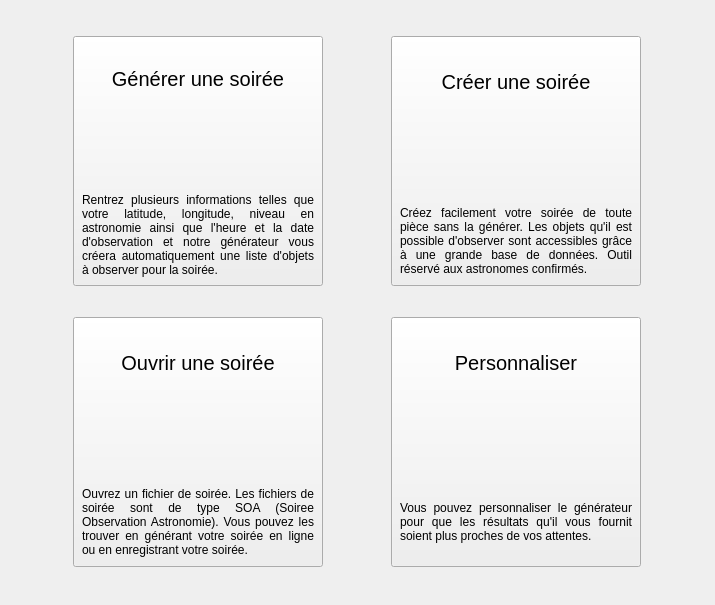
Above: src/libastrogeneratorgui/homewidget.ui from bterrier/astrogenerator before the change. Below: the same form after it.
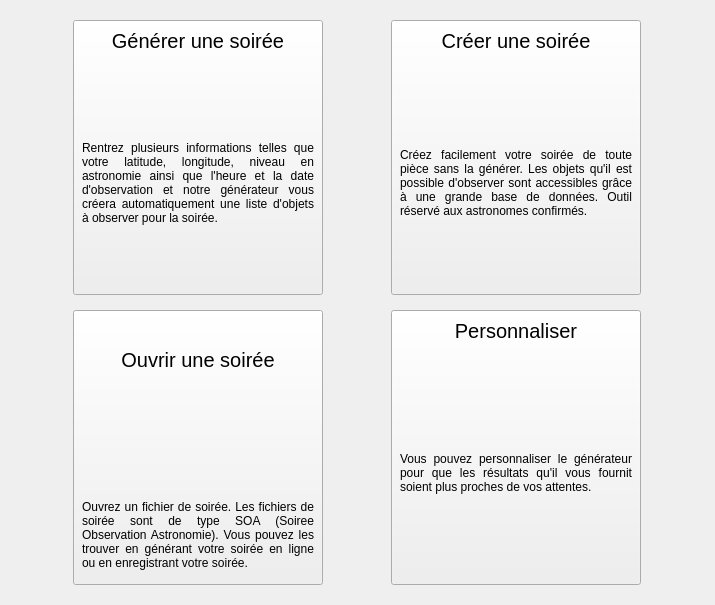
That is the form after the change. Icons and pictures are not drawn.

Commit message:
Fix Home Widget layout
Fixed for now, but the layout icon/button sizes are hardcoded which might
still create issues on systems with different fonts.

Diff of the .ui file:
```diff
--- a/src/libastrogeneratorgui/homewidget.ui
+++ b/src/libastrogeneratorgui/homewidget.ui
@@ -25,7 +25,7 @@
      <property name="maximumSize">
       <size>
        <width>250</width>
-       <height>250</height>
+       <height>275</height>
       </size>
      </property>
      <layout class="QVBoxLayout" name="vLayout1">
@@ -56,6 +56,12 @@
       </item>
       <item>
        <widget class="QLabel" name="lblSettingsDesc">
+        <property name="sizePolicy">
+         <sizepolicy hsizetype="Preferred" vsizetype="MinimumExpanding">
+          <horstretch>0</horstretch>
+          <verstretch>0</verstretch>
+         </sizepolicy>
+        </property>
         <property name="text">
          <string>Vous pouvez personnaliser le générateur pour que les résultats qu'il vous fournit soient plus proches de vos attentes.</string>
         </property>
@@ -81,7 +87,7 @@
      <property name="maximumSize">
       <size>
        <width>250</width>
-       <height>250</height>
+       <height>275</height>
       </size>
      </property>
      <layout class="QVBoxLayout" name="vLayout2">
@@ -112,6 +118,12 @@
       </item>
       <item>
        <widget class="QLabel" name="lblGenDesc">
+        <property name="sizePolicy">
+         <sizepolicy hsizetype="Preferred" vsizetype="MinimumExpanding">
+          <horstretch>0</horstretch>
+          <verstretch>0</verstretch>
+         </sizepolicy>
+        </property>
         <property name="text">
          <string>Rentrez plusieurs informations telles que votre latitude, longitude, niveau en astronomie ainsi que l'heure et la date d'observation et notre générateur vous créera automatiquement une liste d'objets à observer pour la soirée.</string>
         </property>
@@ -137,7 +149,7 @@
      <property name="maximumSize">
       <size>
        <width>250</width>
-       <height>250</height>
+       <height>275</height>
       </size>
      </property>
      <layout class="QVBoxLayout" name="vLayout3">
@@ -193,7 +205,7 @@
      <property name="maximumSize">
       <size>
        <width>250</width>
-       <height>250</height>
+       <height>275</height>
       </size>
      </property>
      <layout class="QVBoxLayout" name="vLayout4">
@@ -224,6 +236,12 @@
       </item>
       <item>
        <widget class="QLabel" name="lblCreateDesc">
+        <property name="sizePolicy">
+         <sizepolicy hsizetype="Preferred" vsizetype="MinimumExpanding">
+          <horstretch>0</horstretch>
+          <verstretch>0</verstretch>
+         </sizepolicy>
+        </property>
         <property name="text">
          <string>Créez facilement votre soirée de toute pièce sans la générer. Les objets qu'il est possible d'observer sont accessibles grâce à une grande base de données. Outil réservé aux astronomes confirmés.</string>
         </property>
```
Left out of the diff: 12 changed lines with no effect on the pictures.
